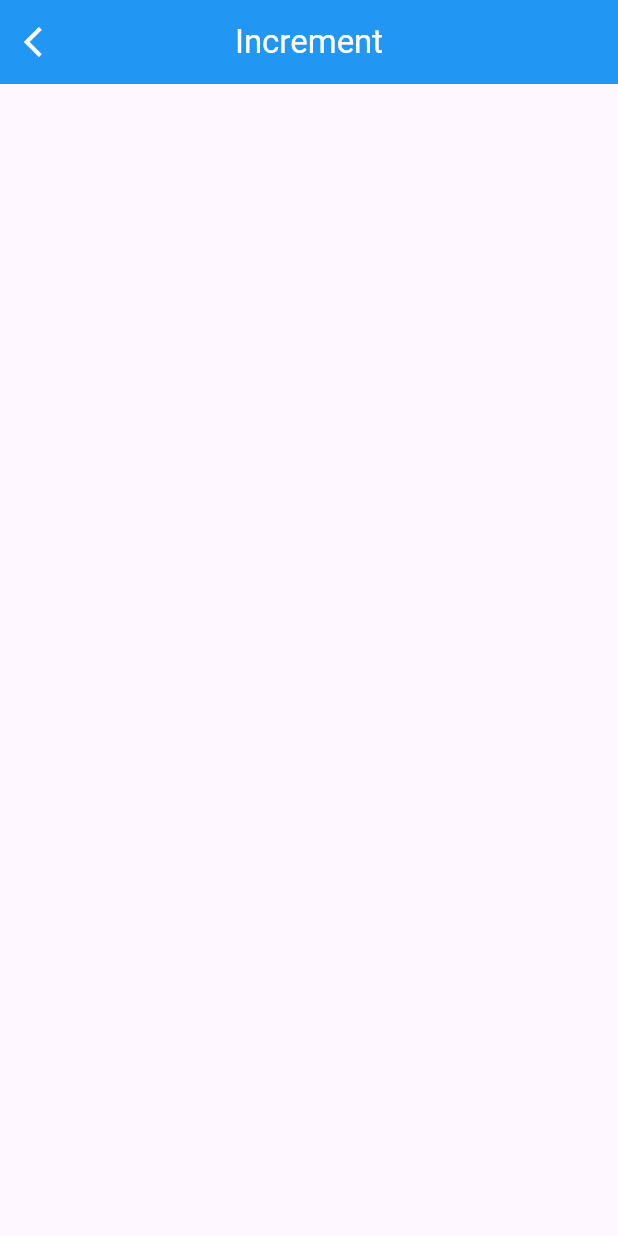
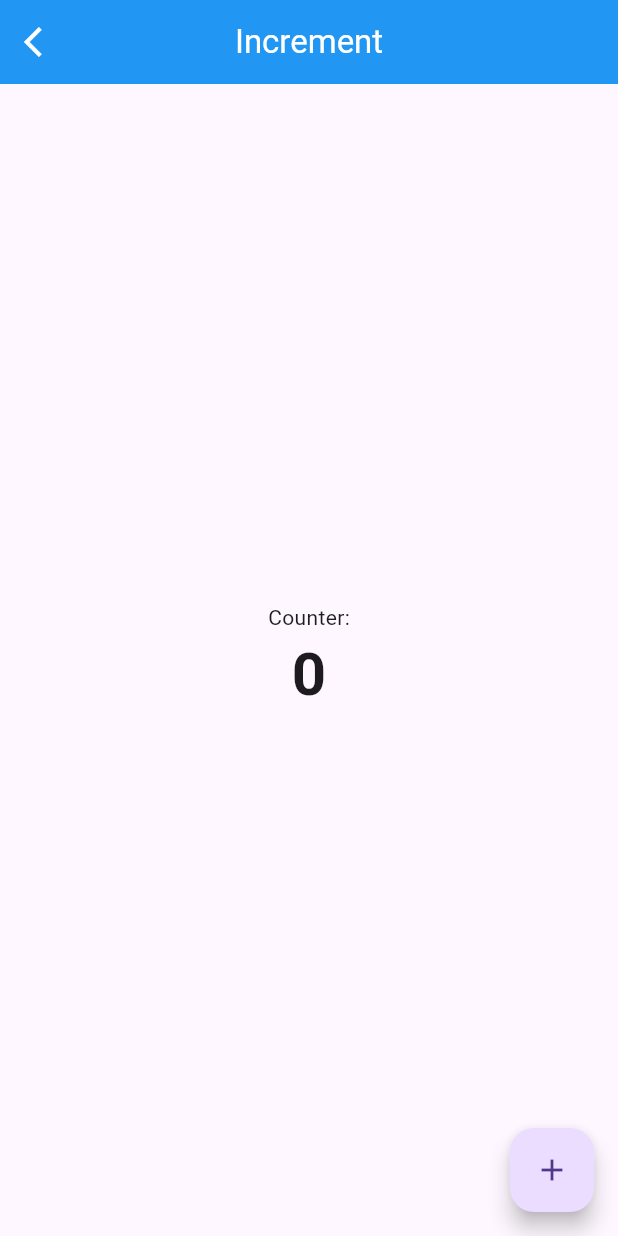
Before and after one commit to jaguardado123/flutter_hw_7, a Flutter app: the screen it shows after launch, after a tap on "Screen 1: Increment", on a phone screen of 412 x 824 dp. Run offline on Flutter 3.47's test engine with Material 3 defaults, Android fonts, the phone set to English and light mode, and no system bars.

Commit message:
Completed feature for Screen 1

```diff
--- a/lib/screens/screen1.dart
+++ b/lib/screens/screen1.dart
@@ -8,7 +8,8 @@ class Screen1 extends StatefulWidget {
 }
 
 class _Screen1State extends State<Screen1> {
-  // CREATE VARIABLE TO KEEP TRACK OF COUNTER
+  // CREATE VARIABLE TO KEEP TRACK OF COUNTER INCREMENT
+  int _counter = 0;
 
   @override
   Widget build(BuildContext context) {
@@ -36,9 +37,25 @@ class _Screen1State extends State<Screen1> {
             mainAxisAlignment: MainAxisAlignment.center,
             children: [
               // CREATE CODE TO DISPLAY CURRENT COUNTER VALUE
-                ]))
+              const Text("Counter:"),
+              Text(
+                "${_counter}",
+                style:
+                    const TextStyle(fontWeight: FontWeight.bold, fontSize: 40),
+              )
+            ],
+          ),
+        ),
         // CREATE FLOATING ACTION BUTTON TO INCREMENT COUNTER
-
-            ));
+        floatingActionButton: FloatingActionButton(
+          onPressed: () {
+            setState(() {
+              _counter++;
+            });
+          },
+          child: const Icon(Icons.add),
+        ),
+      ),
+    );
   }
 }
```
Lines whose indentation alone changed are shown as unchanged.
